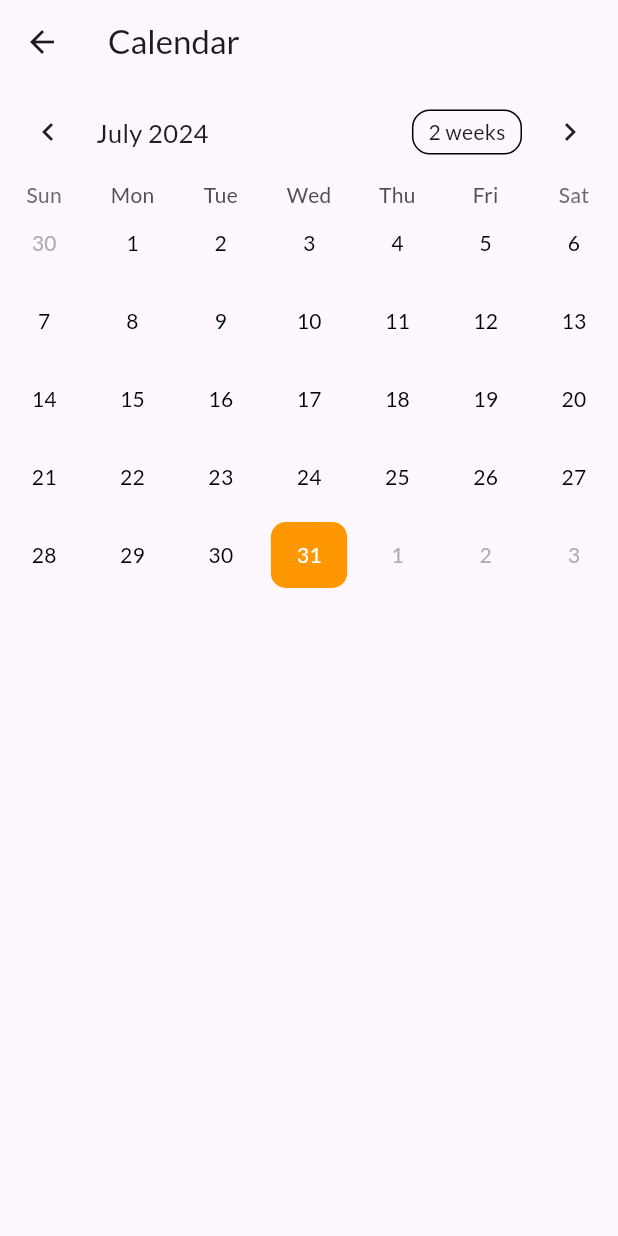
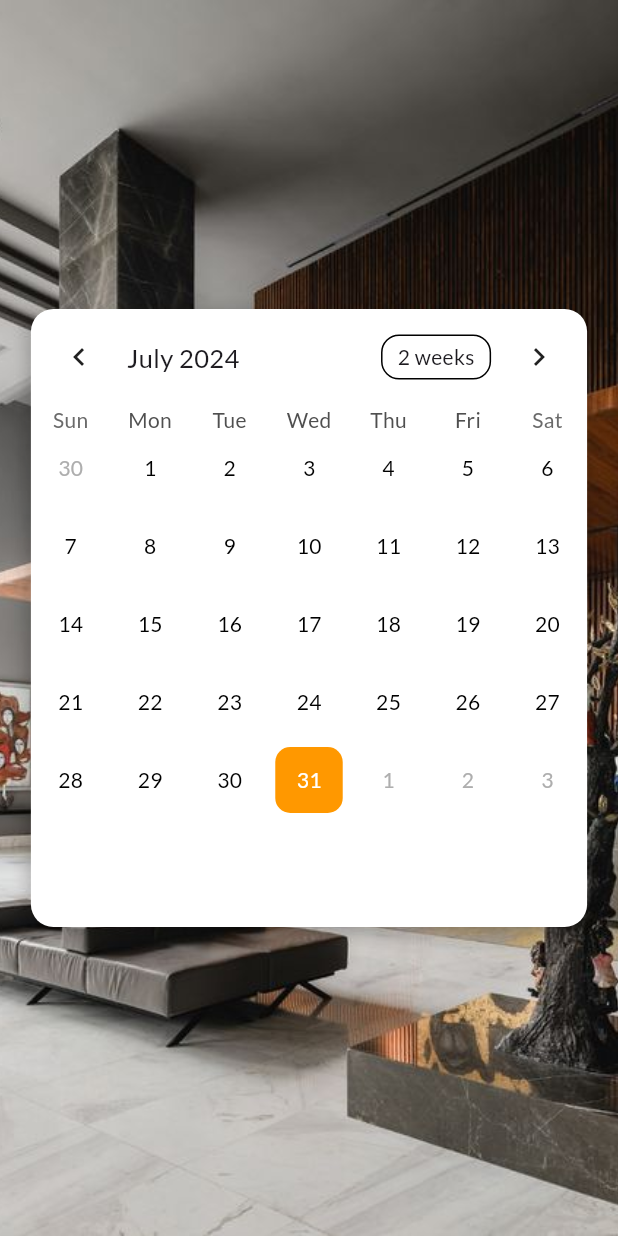
Before and after one commit to rudranil723/hotelapp2, a Flutter app: the CalendarScreen screen opened directly with empty values, on a phone screen of 412 x 824 dp. Run offline on Flutter 3.47's test engine with Material 3 defaults, Android fonts, the light colour scheme and no system bars; drawn by our look-alikes of table_calendar; network calls fail.

Commit message:
gos knows

```diff
--- a/lib/screens/calender.dart
+++ b/lib/screens/calender.dart
@@ -54,10 +54,30 @@ class _CalendarScreenState extends State<CalendarScreen> {
   @override
   Widget build(BuildContext context) {
     return Scaffold(
-      appBar: AppBar(
-        title: Text('Calendar'),
+      body: Stack(
+        children: [
+          Positioned.fill(
+            child: Image.asset(
+              'assets/images/recep.jpg',
+              fit: BoxFit.cover,
             ),
-      body: Column(
+          ),
+          Center(
+            child: Container(
+              width: MediaQuery.of(context).size.width * 0.9, // Adjust width
+              height: MediaQuery.of(context).size.height * 0.5, // Adjust height
+              decoration: BoxDecoration(
+                color: Colors.white,
+                borderRadius: BorderRadius.circular(15.0),
+                boxShadow: [
+                  BoxShadow(
+                    color: Colors.black26,
+                    blurRadius: 10.0,
+                    offset: Offset(0, 4),
+                  ),
+                ],
+              ),
+              child: Column(
                 children: [
                   TableCalendar(
                     firstDay: DateTime.utc(2020, 1, 1),
@@ -133,8 +153,9 @@ class _CalendarScreenState extends State<CalendarScreen> {
                         child: Text(
                           '${date.day}',
                           style: TextStyle(
-                    color:
-                        _events.containsKey(date) ? Colors.white : Colors.black,
+                            color: _events.containsKey(date)
+                                ? Colors.white
+                                : Colors.black,
                           ),
                         ),
                       ),
@@ -163,6 +184,10 @@ class _CalendarScreenState extends State<CalendarScreen> {
                   ),
                 ],
               ),
+            ),
+          ),
+        ],
+      ),
     );
   }
 
```
Lines whose indentation alone changed are shown as unchanged.
